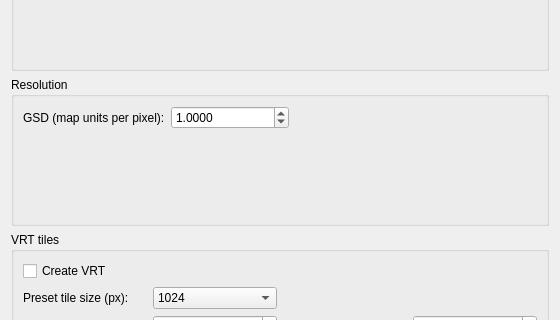
Old version of the form CustomMapDownloader_dialog_base.ui in the repository JoergHippe/custom_map_downloader; both pictures show x 0 to 560 and y 247 to 567 of the 560 by 692 pixel window.
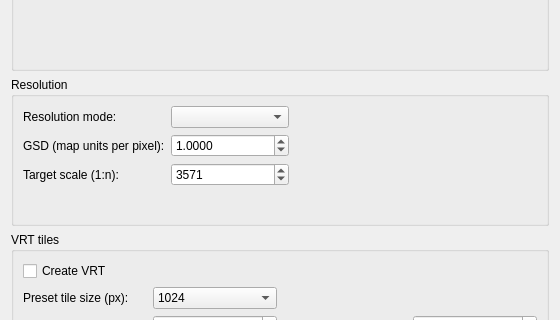
New version of the form. Custom widgets are drawn as their Qt base class.

Commit message: feat: add target scale mode for scale-dependent WMS

```diff
--- a/CustomMapDownloader_dialog_base.ui
+++ b/CustomMapDownloader_dialog_base.ui
@@ -116,13 +116,23 @@
      </property>
      <layout class="QGridLayout" name="gridLayout_resolution">
       <item row="0" column="0">
+       <widget class="QLabel" name="label_resolutionMode">
+        <property name="text">
+         <string>Resolution mode:</string>
+        </property>
+       </widget>
+      </item>
+      <item row="0" column="1">
+       <widget class="QComboBox" name="comboBox_resolutionMode"/>
+      </item>
+      <item row="1" column="0">
        <widget class="QLabel" name="label_gsd">
         <property name="text">
          <string>GSD (map units per pixel):</string>
         </property>
        </widget>
       </item>
-      <item row="0" column="1">
+      <item row="1" column="1">
        <widget class="QDoubleSpinBox" name="spinBox_gsd">
         <property name="decimals">
          <number>4</number>
@@ -141,7 +151,33 @@
         </property>
        </widget>
       </item>
-      <item row="1" column="0" colspan="4">
+      <item row="2" column="0">
+       <widget class="QLabel" name="label_targetScale">
+        <property name="text">
+         <string>Target scale (1:n):</string>
+        </property>
+       </widget>
+      </item>
+      <item row="2" column="1">
+       <widget class="QDoubleSpinBox" name="doubleSpinBox_targetScale">
+        <property name="decimals">
+         <number>0</number>
+        </property>
+        <property name="minimum">
+         <double>1.000000000000000</double>
+        </property>
+        <property name="maximum">
+         <double>1000000000.000000000000000</double>
+        </property>
+        <property name="singleStep">
+         <double>1000.000000000000000</double>
+        </property>
+        <property name="value">
+         <double>3571.000000000000000</double>
+        </property>
+       </widget>
+      </item>
+      <item row="3" column="0" colspan="4">
        <widget class="QLabel" name="label_extentInfo">
         <property name="text">
          <string />
```
Left out of the diff: 2 changed lines with no effect on the pictures. The commit also changes 7 other files.
